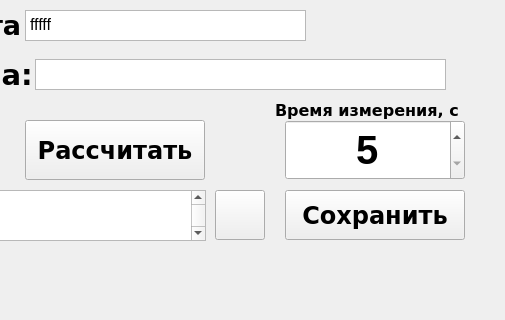
Qt form main.ui (kozlov174/raspberry_app) before a commit; both pictures show x 295 to 800 and y 0 to 320 of the 800 by 1200 pixel window.
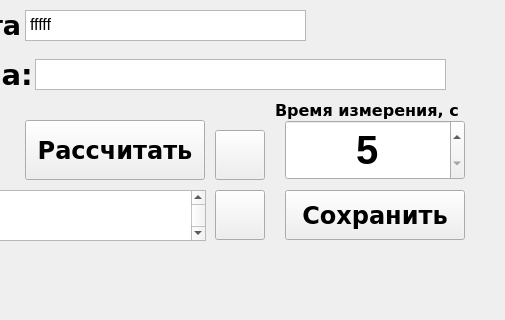
The same form after that commit. Icons and pictures are not drawn. Custom widgets are drawn as their Qt base class.

What changed in the file:
```diff
--- a/main.ui
+++ b/main.ui
@@ -713,6 +713,25 @@
      </font>
     </property>
    </widget>
+   <widget class="QPushButton" name="send_COM">
+    <property name="geometry">
+     <rect>
+      <x>510</x>
+      <y>130</y>
+      <width>50</width>
+      <height>50</height>
+     </rect>
+    </property>
+    <property name="styleSheet">
+     <string notr="true">background-image: url(&quot;keyboard.png&quot;);
+background-size: contain; /* Уменьшает изображение, чтобы оно полностью вписалось в контейнер */
+background-position: center; /* Центрирует изображение */
+background-repeat: no-repeat; /* Отключает повторение изображения */</string>
+    </property>
+    <property name="text">
+     <string/>
+    </property>
+   </widget>
   </widget>
   <widget class="QStatusBar" name="statusbar"/>
  </widget>
```
